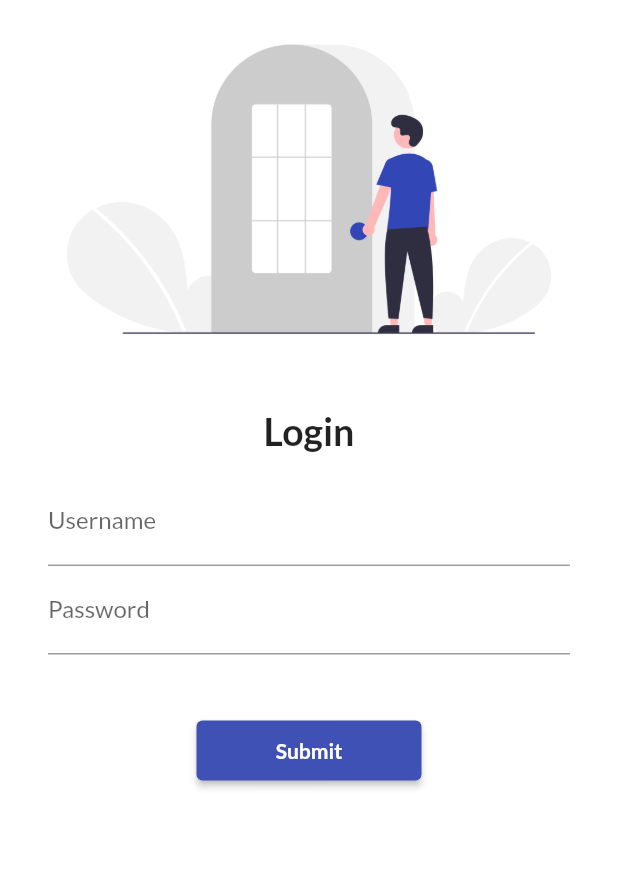
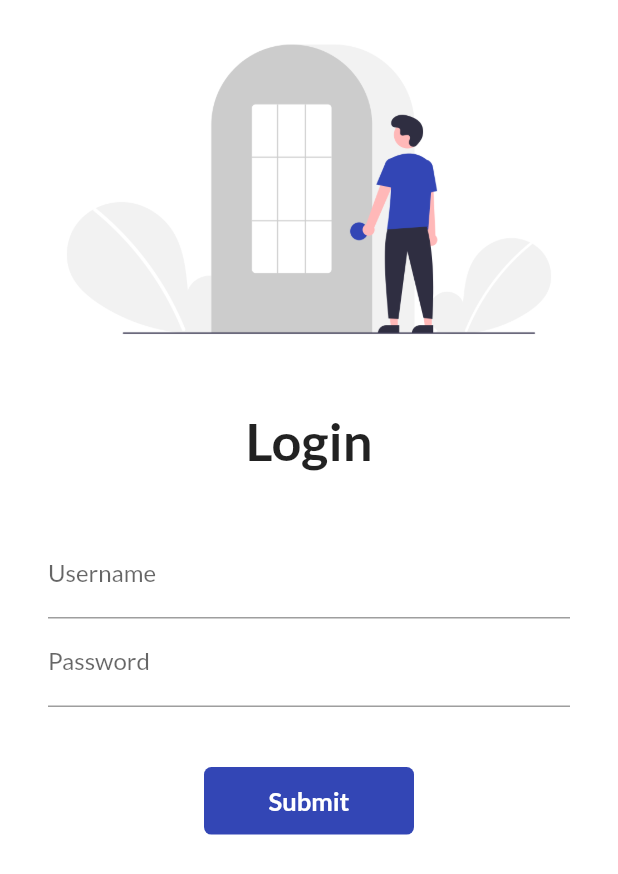
Before and after one commit to AdityaxBhatt/CatalogeFlutter, a Flutter app: the screen it shows after launch, on a phone screen of 412 x 824 dp. Shown: the top 874 px of the screen. Run offline on Flutter 3.47's test engine with Material 2 defaults, Android fonts, the phone set to English and light mode, and no system bars; our stand-ins replace google_fonts; missing offline and left inert: dart:ffi.

Commit message:
day 6 completed

```diff
--- a/lib/pages/loginpage.dart
+++ b/lib/pages/loginpage.dart
@@ -1,11 +1,20 @@
 // ignore_for_file: prefer_const_constructors
 
 import 'dart:ffi' as ffi;
+import 'dart:ui';
 
 import 'package:cataloge/utils/routes.dart';
 import 'package:flutter/material.dart';
 
-class Loginpage extends StatelessWidget {
+class Loginpage extends StatefulWidget {
+  @override
+  State<Loginpage> createState() => _LoginpageState();
+}
+
+String name = "";
+bool flag = false;
+
+class _LoginpageState extends State<Loginpage> {
   @override
   Widget build(BuildContext context) {
     return Material(
@@ -20,9 +29,22 @@ class Loginpage extends StatelessWidget {
             SizedBox(
               height: 20,
             ),
-            const Text(
+            Text(
               "Login",
-              style: TextStyle(fontSize: 25, fontWeight: FontWeight.bold),
+              style: TextStyle(
+                fontSize: 35,
+                fontWeight: FontWeight.bold,
+              ),
+            ),
+            SizedBox(
+              height: 5,
+            ),
+            Text(
+              flag ? "Hi! $name" : "",
+              style: TextStyle(
+                fontSize: 15,
+                color: Colors.black.withOpacity(0.6),
+              ),
             ),
             Padding(
               padding:
@@ -34,6 +56,15 @@ class Loginpage extends StatelessWidget {
                       hintText: "Enter Username",
                       label: Text("Username"),
                     ),
+                    onFieldSubmitted: (value) {
+                      name = value;
+                      if (name == "") {
+                        flag = false;
+                      } else {
+                        flag = true;
+                      }
+                      setState(() {});
+                    },
                   ),
                   TextFormField(
                     obscureText: true,
@@ -45,16 +76,26 @@ class Loginpage extends StatelessWidget {
                   SizedBox(
                     height: 40,
                   ),
-                  ElevatedButton(
-                    style: TextButton.styleFrom(minimumSize: Size(150, 40)),
-                    onPressed: () {
-                      Navigator.pushNamed(context, Myroutes.homepage);
-                    },
+                  AnimatedContainer(
+                    duration: Duration(seconds: 1),
+                    alignment: Alignment.center,
+                    height: 45,
+                    width: 140,
+                    decoration: BoxDecoration(
+                      color: Color(0xFF3346B5),
+                      borderRadius: BorderRadiusDirectional.circular(5),
+                    ),
                     child: Text(
                       "Submit",
-                      style: TextStyle(fontWeight: FontWeight.bold),
+                      style: TextStyle(
+                          color: Colors.white,
+                          fontSize: 17,
+                          fontWeight: FontWeight.bold),
+
                     ),
+
                   )
+
                 ],
               ),
             )
```
Also changed, not shown: lib/pages/homepage.dart (+5 -4 lines).
